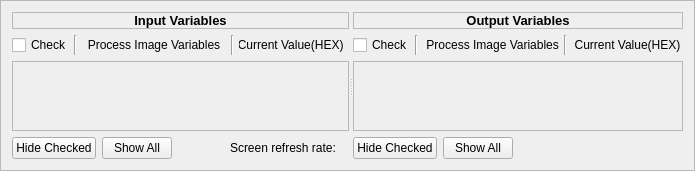
OpenAutomationTechnologies/openPOWERLINK_Qt_App, file apps/demo_qt_advanced/plk_qt_gui/ui/ProcessImageVariables.ui: the form before one commit.
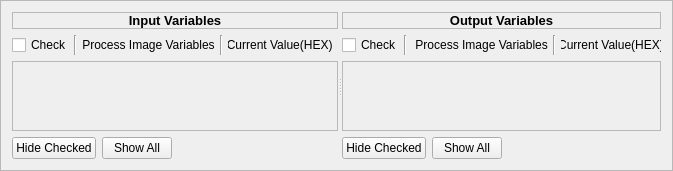
The form after the commit.

Commit message:
Re framed ProcessImageVariables to set to 50:50
 - Updated the tabstops

```diff
--- a/apps/demo_qt_advanced/plk_qt_gui/ui/ProcessImageVariables.ui
+++ b/apps/demo_qt_advanced/plk_qt_gui/ui/ProcessImageVariables.ui
@@ -7,7 +7,7 @@
    <rect>
     <x>0</x>
     <y>0</y>
-    <width>695</width>
+    <width>632</width>
     <height>162</height>
    </rect>
   </property>
@@ -28,7 +28,7 @@
      </property>
      <widget class="QWidget" name="layoutWidget">
       <layout class="QGridLayout" name="gridLayout_input">
-       <item row="2" column="0" colspan="5">
+       <item row="1" column="0" colspan="3">
         <layout class="QHBoxLayout" name="hbox_layout_in_1">
          <property name="spacing">
           <number>5</number>
@@ -103,7 +103,7 @@
          </item>
         </layout>
        </item>
-       <item row="4" column="0">
+       <item row="3" column="0">
         <widget class="QPushButton" name="inputHideCheckedBtn">
          <property name="maximumSize">
           <size>
@@ -116,36 +116,7 @@
          </property>
         </widget>
        </item>
-       <item row="4" column="4">
-        <widget class="QLabel" name="refreshRate">
-         <property name="text">
-          <string/>
-         </property>
-        </widget>
-       </item>
-       <item row="1" column="0" colspan="5">
-        <widget class="QLabel" name="inputHeadingLabel">
-         <property name="maximumSize">
-          <size>
-           <width>16777215</width>
-           <height>40</height>
-          </size>
-         </property>
-         <property name="frameShape">
-          <enum>QFrame::StyledPanel</enum>
-         </property>
-         <property name="text">
-          <string>&lt;html&gt;&lt;head/&gt;&lt;body&gt;&lt;p&gt;&lt;span style=&quot; font-size:10pt; font-weight:600;&quot;&gt;Input Variables&lt;/span&gt;&lt;/p&gt;&lt;/body&gt;&lt;/html&gt;</string>
-         </property>
-         <property name="textFormat">
-          <enum>Qt::RichText</enum>
-         </property>
-         <property name="alignment">
-          <set>Qt::AlignCenter</set>
-         </property>
-        </widget>
-       </item>
-       <item row="4" column="1">
+       <item row="3" column="1">
         <widget class="QPushButton" name="inputShowAllBtn">
          <property name="maximumSize">
           <size>
@@ -158,17 +129,20 @@
          </property>
         </widget>
        </item>
-       <item row="4" column="3">
-        <widget class="QLabel" name="label">
-         <property name="toolTip">
-          <string>Refresh rate of the data on the screen</string>
+       <item row="3" column="2">
+        <spacer name="horizontalSpacer">
+         <property name="orientation">
+          <enum>Qt::Horizontal</enum>
          </property>
-         <property name="text">
-          <string>Screen refresh rate:</string>
+         <property name="sizeHint" stdset="0">
+          <size>
+           <width>40</width>
+           <height>20</height>
+          </size>
          </property>
-        </widget>
+        </spacer>
        </item>
-       <item row="3" column="0" colspan="5">
+       <item row="2" column="0" colspan="3">
         <widget class="QScrollArea" name="scrollArea_2">
          <property name="widgetResizable">
           <bool>true</bool>
@@ -178,7 +152,7 @@
            <rect>
             <x>0</x>
             <y>0</y>
-            <width>366</width>
+            <width>303</width>
             <height>60</height>
            </rect>
           </property>
@@ -190,18 +164,27 @@
          </widget>
         </widget>
        </item>
-       <item row="4" column="2">
-        <spacer name="horizontalSpacer">
-         <property name="orientation">
-          <enum>Qt::Horizontal</enum>
-         </property>
-         <property name="sizeHint" stdset="0">
+       <item row="0" column="0" colspan="3">
+        <widget class="QLabel" name="inputHeadingLabel">
+         <property name="maximumSize">
           <size>
-           <width>40</width>
-           <height>20</height>
+           <width>16777215</width>
+           <height>40</height>
           </size>
          </property>
-        </spacer>
+         <property name="frameShape">
+          <enum>QFrame::StyledPanel</enum>
+         </property>
+         <property name="text">
+          <string>&lt;html&gt;&lt;head/&gt;&lt;body&gt;&lt;p&gt;&lt;span style=&quot; font-size:10pt; font-weight:600;&quot;&gt;Input Variables&lt;/span&gt;&lt;/p&gt;&lt;/body&gt;&lt;/html&gt;</string>
+         </property>
+         <property name="textFormat">
+          <enum>Qt::RichText</enum>
+         </property>
+         <property name="alignment">
+          <set>Qt::AlignCenter</set>
+         </property>
+        </widget>
        </item>
       </layout>
      </widget>
```
Left out of the diff: 10 changed lines with no effect on the pictures.
